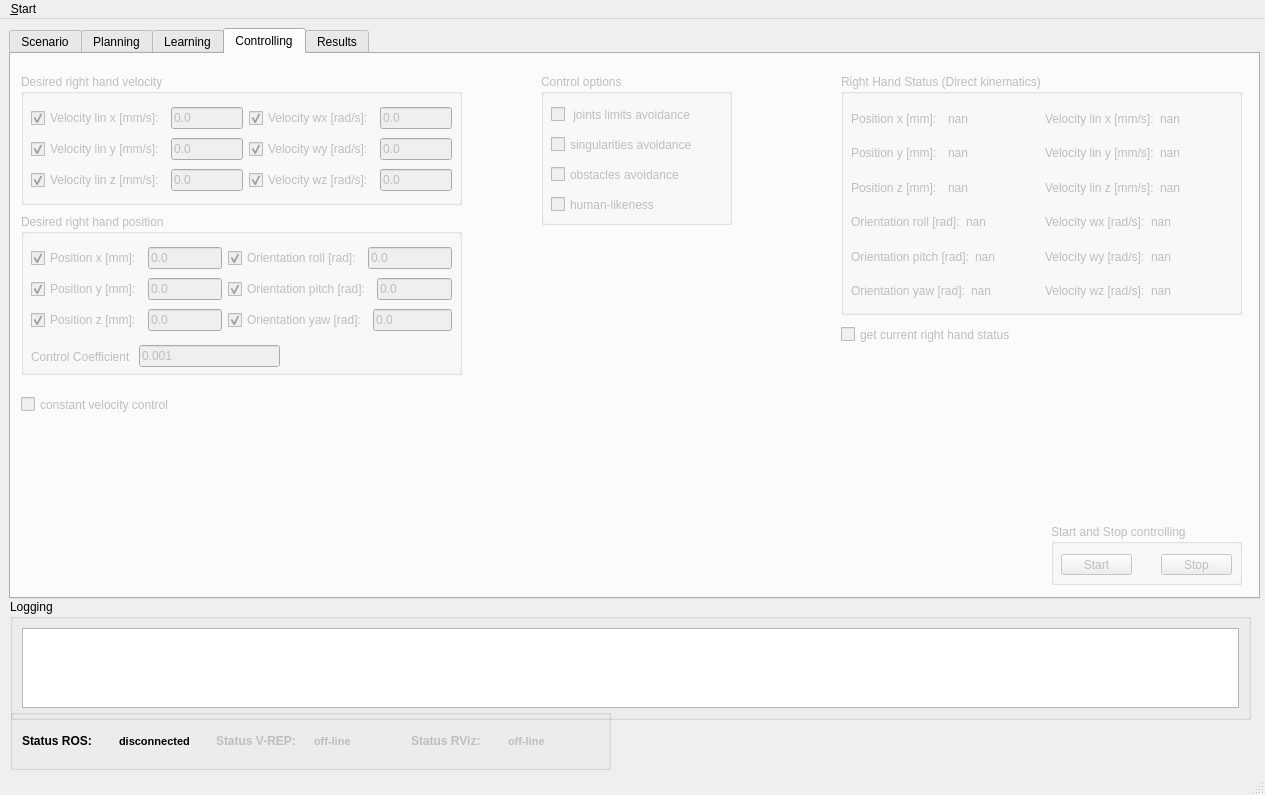
This is ui/main_window.ui in zohannn/motion_manager as Qt 5 draws it before an edit. The edited form follows.
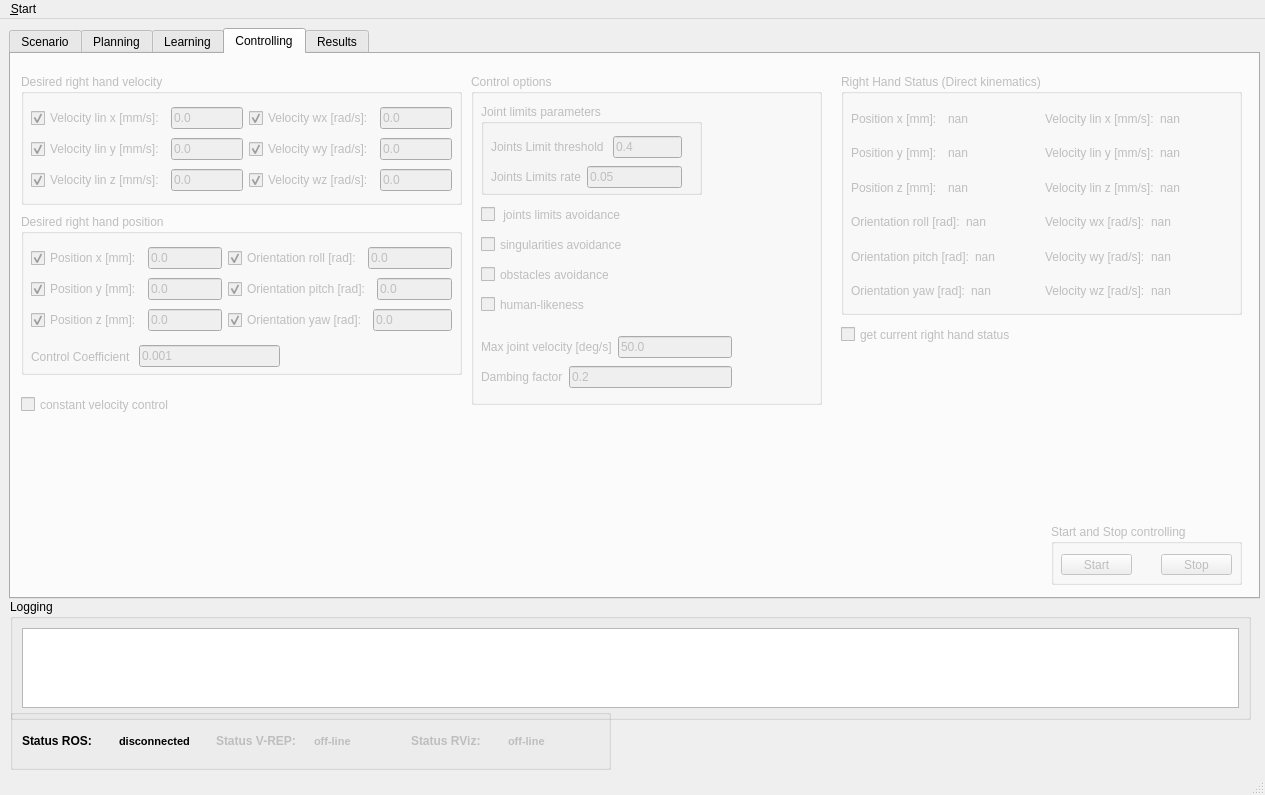
This is the edited form. Icons and pictures are not drawn. Custom widgets are drawn as their Qt base class.

Commit message: added joints limits avoidance

```diff
--- a/ui/main_window.ui
+++ b/ui/main_window.ui
@@ -2405,10 +2405,10 @@
      <widget class="QGroupBox" name="groupBox_options">
       <property name="geometry">
        <rect>
-        <x>530</x>
+        <x>460</x>
         <y>20</y>
-        <width>191</width>
-        <height>151</height>
+        <width>351</width>
+        <height>331</height>
        </rect>
       </property>
       <property name="title">
@@ -2418,7 +2418,7 @@
        <property name="geometry">
         <rect>
          <x>10</x>
-         <y>120</y>
+         <y>220</y>
          <width>171</width>
          <height>21</height>
         </rect>
@@ -2431,7 +2431,7 @@
        <property name="geometry">
         <rect>
          <x>10</x>
-         <y>30</y>
+         <y>130</y>
          <width>171</width>
          <height>21</height>
         </rect>
@@ -2444,7 +2444,7 @@
        <property name="geometry">
         <rect>
          <x>10</x>
-         <y>60</y>
+         <y>160</y>
          <width>171</width>
          <height>21</height>
         </rect>
@@ -2457,7 +2457,7 @@
        <property name="geometry">
         <rect>
          <x>10</x>
-         <y>90</y>
+         <y>190</y>
          <width>171</width>
          <height>21</height>
         </rect>
@@ -2466,6 +2466,118 @@
         <string>obstacles avoidance</string>
        </property>
       </widget>
+      <widget class="QGroupBox" name="groupBox_jlim_params">
+       <property name="enabled">
+        <bool>false</bool>
+       </property>
+       <property name="geometry">
+        <rect>
+         <x>10</x>
+         <y>30</y>
+         <width>221</width>
+         <height>91</height>
+        </rect>
+       </property>
+       <property name="title">
+        <string>Joint limits parameters</string>
+       </property>
+       <widget class="QWidget" name="">
+        <property name="geometry">
+         <rect>
+          <x>10</x>
+          <y>30</y>
+          <width>191</width>
+          <height>58</height>
+         </rect>
+        </property>
+        <layout class="QVBoxLayout" name="verticalLayout_60">
+         <item>
+          <layout class="QHBoxLayout" name="horizontalLayout_303">
+           <item>
+            <widget class="QLabel" name="label_jlim_th">
+             <property name="text">
+              <string>Joints Limit threshold </string>
+             </property>
+            </widget>
+           </item>
+           <item>
+            <widget class="QLineEdit" name="lineEdit_jlim_th">
+             <property name="text">
+              <string>0.4</string>
+             </property>
+            </widget>
+           </item>
+          </layout>
+         </item>
+         <item>
+          <layout class="QHBoxLayout" name="horizontalLayout_304">
+           <item>
+            <widget class="QLabel" name="label_jlim_rate">
+             <property name="text">
+              <string>Joints Limits rate</string>
+             </property>
+            </widget>
+           </item>
+           <item>
+            <widget class="QLineEdit" name="lineEdit_jlim_rate">
+             <property name="text">
+              <string>0.05</string>
+             </property>
+            </widget>
+           </item>
+          </layout>
+         </item>
+        </layout>
+       </widget>
+      </widget>
+      <widget class="QWidget" name="">
+       <property name="geometry">
+        <rect>
+         <x>10</x>
+         <y>260</y>
+         <width>251</width>
+         <height>58</height>
+        </rect>
+       </property>
+       <layout class="QVBoxLayout" name="verticalLayout_59">
+        <item>
+         <layout class="QHBoxLayout" name="horizontalLayout_301">
+          <item>
+           <widget class="QLabel" name="label_vel_max">
+            <property name="text">
+             <string>Max joint velocity [deg/s]</string>
+            </property>
+           </widget>
+          </item>
+          <item>
+           <widget class="QLineEdit" name="lineEdit_vel_max">
+            <property name="text">
+             <string>50.0</string>
+            </property>
+           </widget>
+          </item>
+         </layout>
+        </item>
+        <item>
+         <layout class="QHBoxLayout" name="horizontalLayout_302">
+          <item>
+           <widget class="QLabel" name="label_damping">
+            <property name="text">
+             <string>Dambing factor</string>
+            </property>
+           </widget>
+          </item>
+          <item>
+           <widget class="QLineEdit" name="lineEdit_damping">
+            <property name="text">
+             <string>0.2</string>
+            </property>
+           </widget>
+          </item>
+         </layout>
+        </item>
+       </layout>
+      </widget>
      </widget>
     </widget>
     <widget class="QWidget" name="tab_results">
```
Left out of the diff: 2 changed lines with no effect on the pictures. The commit also changes 6 other files.
